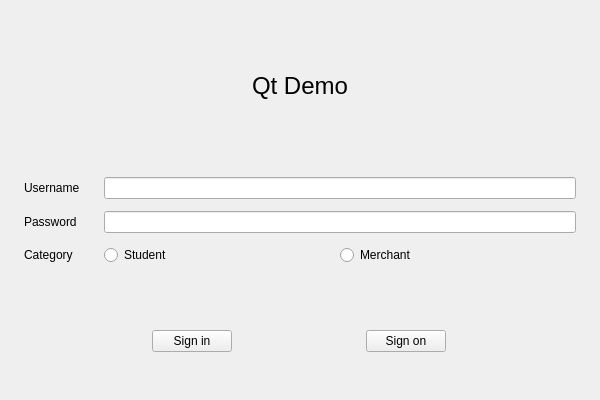
Old version of the form src/main.ui in the repository fanenr/cxx-DS-client.
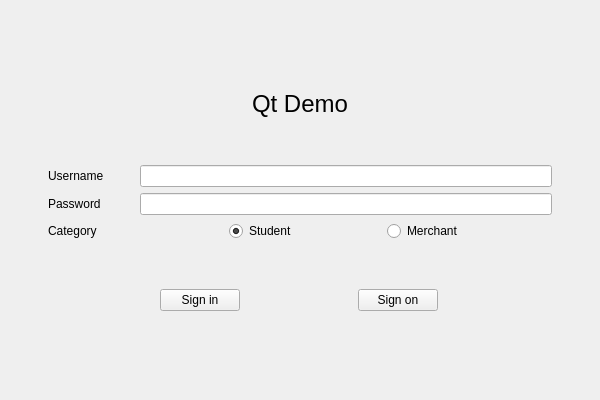
New version of the form.

Patch:
```diff
--- a/src/main.ui
+++ b/src/main.ui
@@ -10,11 +10,23 @@
     <height>400</height>
    </rect>
   </property>
+  <property name="sizePolicy">
+   <sizepolicy hsizetype="Preferred" vsizetype="Preferred">
+    <horstretch>0</horstretch>
+    <verstretch>0</verstretch>
+   </sizepolicy>
+  </property>
   <property name="windowTitle">
    <string>Qt Demo</string>
   </property>
   <widget class="QWidget" name="center">
-   <layout class="QVBoxLayout" name="vlay">
+   <property name="sizePolicy">
+    <sizepolicy hsizetype="Preferred" vsizetype="Preferred">
+     <horstretch>0</horstretch>
+     <verstretch>0</verstretch>
+    </sizepolicy>
+   </property>
+   <layout class="QVBoxLayout" name="vlay" stretch="0,0,0,0,0,0,0">
     <property name="spacing">
      <number>6</number>
     </property>
@@ -22,21 +34,34 @@
      <enum>QLayout::SetDefaultConstraint</enum>
     </property>
     <property name="leftMargin">
-     <number>24</number>
+     <number>48</number>
     </property>
     <property name="topMargin">
-     <number>24</number>
+     <number>48</number>
     </property>
     <property name="rightMargin">
-     <number>24</number>
+     <number>48</number>
     </property>
     <property name="bottomMargin">
-     <number>24</number>
+     <number>48</number>
     </property>
     <item>
-     <layout class="QHBoxLayout" name="hlay">
+     <spacer name="vsp1">
+      <property name="orientation">
+       <enum>Qt::Vertical</enum>
+      </property>
+      <property name="sizeHint" stdset="0">
+       <size>
+        <width>20</width>
+        <height>40</height>
+       </size>
+      </property>
+     </spacer>
+    </item>
+    <item>
+     <layout class="QHBoxLayout" name="hlay1">
       <property name="bottomMargin">
-       <number>24</number>
+       <number>0</number>
       </property>
       <item>
        <widget class="QLabel" name="label">
@@ -61,19 +86,32 @@
       </item>
      </layout>
     </item>
+    <item>
+     <spacer name="vsp2">
+      <property name="orientation">
+       <enum>Qt::Vertical</enum>
+      </property>
+      <property name="sizeHint" stdset="0">
+       <size>
+        <width>20</width>
+        <height>40</height>
+       </size>
+      </property>
+     </spacer>
+    </item>
     <item>
      <layout class="QFormLayout" name="flay">
       <property name="horizontalSpacing">
-       <number>24</number>
+       <number>36</number>
       </property>
       <property name="verticalSpacing">
-       <number>12</number>
+       <number>6</number>
       </property>
       <property name="topMargin">
        <number>0</number>
       </property>
       <property name="bottomMargin">
-       <number>48</number>
+       <number>0</number>
       </property>
       <item row="0" column="0">
        <widget class="QLabel" name="label2">
@@ -83,7 +121,14 @@
        </widget>
       </item>
       <item row="0" column="1">
-       <widget class="QLineEdit" name="ledit"/>
+       <widget class="QLineEdit" name="ledit1">
+        <property name="sizePolicy">
+         <sizepolicy hsizetype="Expanding" vsizetype="Fixed">
+          <horstretch>0</horstretch>
+          <verstretch>0</verstretch>
+         </sizepolicy>
+        </property>
+       </widget>
       </item>
       <item row="1" column="0">
        <widget class="QLabel" name="label3">
@@ -93,7 +138,17 @@
        </widget>
       </item>
       <item row="1" column="1">
-       <widget class="QLineEdit" name="ledit2"/>
+       <widget class="QLineEdit" name="ledit2">
+        <property name="sizePolicy">
+         <sizepolicy hsizetype="Expanding" vsizetype="Fixed">
+          <horstretch>0</horstretch>
+          <verstretch>0</verstretch>
+         </sizepolicy>
+        </property>
+        <property name="echoMode">
+         <enum>QLineEdit::Password</enum>
+        </property>
+       </widget>
       </item>
       <item row="2" column="0">
        <widget class="QLabel" name="label4">
@@ -103,29 +158,105 @@
        </widget>
       </item>
       <item row="2" column="1">
-       <layout class="QHBoxLayout" name="hlay2">
+       <layout class="QHBoxLayout" name="hlay2" stretch="0,0,0,0,0">
+        <property name="sizeConstraint">
+         <enum>QLayout::SetDefaultConstraint</enum>
+        </property>
         <item>
-         <widget class="QRadioButton" name="rbtn2">
+         <spacer name="hsp1">
+          <property name="orientation">
+           <enum>Qt::Horizontal</enum>
+          </property>
+          <property name="sizeHint" stdset="0">
+           <size>
+            <width>40</width>
+            <height>20</height>
+           </size>
+          </property>
+         </spacer>
+        </item>
+        <item>
+         <widget class="QRadioButton" name="rbtn1">
+          <property name="sizePolicy">
+           <sizepolicy hsizetype="Fixed" vsizetype="Fixed">
+            <horstretch>0</horstretch>
+            <verstretch>0</verstretch>
+           </sizepolicy>
+          </property>
+          <property name="layoutDirection">
+           <enum>Qt::LeftToRight</enum>
+          </property>
           <property name="text">
            <string>Student</string>
           </property>
+          <property name="checked">
+           <bool>true</bool>
+          </property>
          </widget>
         </item>
         <item>
-         <widget class="QRadioButton" name="rbtn">
+         <spacer name="hsp2">
+          <property name="orientation">
+           <enum>Qt::Horizontal</enum>
+          </property>
+          <property name="sizeHint" stdset="0">
+           <size>
+            <width>40</width>
+            <height>20</height>
+           </size>
+          </property>
+         </spacer>
+        </item>
+        <item>
+         <widget class="QRadioButton" name="rbtn2">
+          <property name="sizePolicy">
+           <sizepolicy hsizetype="Fixed" vsizetype="Fixed">
+            <horstretch>0</horstretch>
+            <verstretch>0</verstretch>
+           </sizepolicy>
+          </property>
           <property name="text">
            <string>Merchant</string>
           </property>
+          <property name="checked">
+           <bool>false</bool>
+          </property>
          </widget>
         </item>
+        <item>
+         <spacer name="hsp3">
+          <property name="orientation">
+           <enum>Qt::Horizontal</enum>
+          </property>
+          <property name="sizeHint" stdset="0">
+           <size>
+            <width>40</width>
+            <height>20</height>
+           </size>
+          </property>
+         </spacer>
+        </item>
        </layout>
       </item>
      </layout>
     </item>
+    <item>
+     <spacer name="vsp3">
+      <property name="orientation">
+       <enum>Qt::Vertical</enum>
+      </property>
+      <property name="sizeHint" stdset="0">
+       <size>
+        <width>20</width>
+        <height>40</height>
+       </size>
+      </property>
+     </spacer>
+    </item>
     <item>
      <layout class="QHBoxLayout" name="hlay3">
       <property name="bottomMargin">
-       <number>24</number>
+       <number>0</number>
       </property>
       <item>
        <widget class="QPushButton" name="pbtn1">
@@ -135,9 +266,18 @@
           <verstretch>0</verstretch>
          </sizepolicy>
         </property>
+        <property name="minimumSize">
+         <size>
+          <width>0</width>
+          <height>0</height>
+         </size>
+        </property>
         <property name="text">
          <string>Sign in</string>
         </property>
+        <property name="flat">
+         <bool>false</bool>
+        </property>
        </widget>
       </item>
       <item>
@@ -155,6 +295,19 @@
       </item>
      </layout>
     </item>
+    <item>
+     <spacer name="vsp4">
+      <property name="orientation">
+       <enum>Qt::Vertical</enum>
+      </property>
+      <property name="sizeHint" stdset="0">
+       <size>
+        <width>20</width>
+        <height>40</height>
+       </size>
+      </property>
+     </spacer>
+    </item>
    </layout>
   </widget>
  </widget>
```
